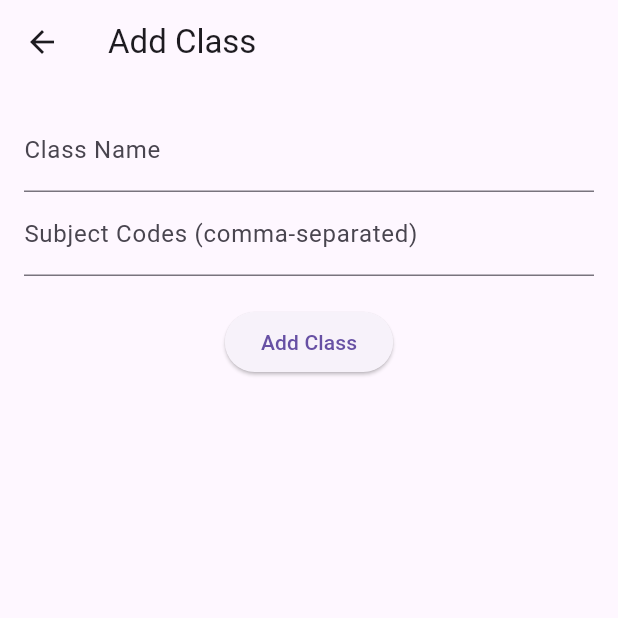
After one commit to jadhavswapnil01/Flutter_Attendance, a Flutter app: the screen it shows after launch, after a tap on "Add Classes", on a phone screen of 412 x 824 dp, the top half of it. The commit adds this screen. Run offline on Flutter 3.47's test engine with Material 3 defaults, Android fonts, the phone set to English and light mode, and no system bars; our stand-ins replace image_picker, sqflite; accounts and stored records are empty; network calls fail.

Commit message:
Added Add Classes button (working properly), it takes class name in one column and subject id's comma seperated in other column and third current timestamp it will be used in student register,create classroom,student dashboard

```diff
--- a/lib/main.dart
+++ b/lib/main.dart
@@ -3,6 +3,7 @@ import 'package:sqflite/sqflite.dart'; // Add this in pubspec.yaml
 import 'package:path/path.dart'; // For database path
 import 'screens/student_register.dart';
 import 'screens/student_login.dart';
+import 'screens/add_class.dart';
 import 'widgets/custom_button.dart';
 
 void main() {
@@ -57,6 +58,15 @@ class HomeScreen extends StatelessWidget {
                 Navigator.push(
                   context,
                   MaterialPageRoute(builder: (_) => StudentsList()),
+                );
+              },
+            ),
+            CustomButton(
+              text: 'Add Classes',
+              onPressed: () {
+                Navigator.push(
+                  context,
+                  MaterialPageRoute(builder: (_) => AddClassScreen()),
                 );
               },
             ),
--- /dev/null
+++ b/lib/screens/add_class.dart
@@ -0,0 +1,84 @@
+import 'package:flutter/material.dart';
+import 'package:http/http.dart' as http;
+
+class AddClassScreen extends StatefulWidget {
+  @override
+  _AddClassScreenState createState() => _AddClassScreenState();
+}
+
+class _AddClassScreenState extends State<AddClassScreen> {
+  final TextEditingController _classNameController = TextEditingController();
+  final TextEditingController _subjectCodesController = TextEditingController();
+  bool _isLoading = false;
+  String? _responseMessage;
+
+  Future<void> addClass() async {
+    setState(() {
+      _isLoading = true;
+    });
+
+    final response = await http.post(
+      Uri.parse('https://df94-2402-8100-39cc-ba4b-899a-2eea-5b66-b943.ngrok-free.app/attendance_api/add_class.php'),
+      body: {
+        'class_name': _classNameController.text,
+        'subject_codes': _subjectCodesController.text,
+      },
+    );
+
+    setState(() {
+      _isLoading = false;
+      if (response.statusCode == 200) {
+        _classNameController.text="";
+        _subjectCodesController.text="";
+        final responseData = response.body;
+        _responseMessage = responseData.contains('"success":true')
+            ? 'Class added successfully!'
+            : 'Failed to add class.';
+      } else {
+        _responseMessage = 'Error: Unable to connect to server.';
+      }
+    });
+  }
+
+  @override
+  Widget build(BuildContext context) {
+    return Scaffold(
+      appBar: AppBar(title: Text('Add Class')),
+      body: Padding(
+        padding: const EdgeInsets.all(16.0),
+        child: Column(
+          children: [
+            TextField(
+              controller: _classNameController,
+              decoration: InputDecoration(labelText: 'Class Name'),
+            ),
+            TextField(
+              controller: _subjectCodesController,
+              decoration: InputDecoration(
+                labelText: 'Subject Codes (comma-separated)',
+              ),
+            ),
+            SizedBox(height: 20),
+            _isLoading
+                ? CircularProgressIndicator()
+                : ElevatedButton(
+                    onPressed: addClass,
+                    child: Text('Add Class'),
+                  ),
+            if (_responseMessage != null) ...[
+              SizedBox(height: 20),
+              Text(
+                _responseMessage!,
+                style: TextStyle(
+                  color: _responseMessage!.contains('successfully')
+                      ? Colors.green
+                      : Colors.red,
+                ),
+              ),
+            ],
+          ],
+        ),
+      ),
+    );
+  }
+}
```
